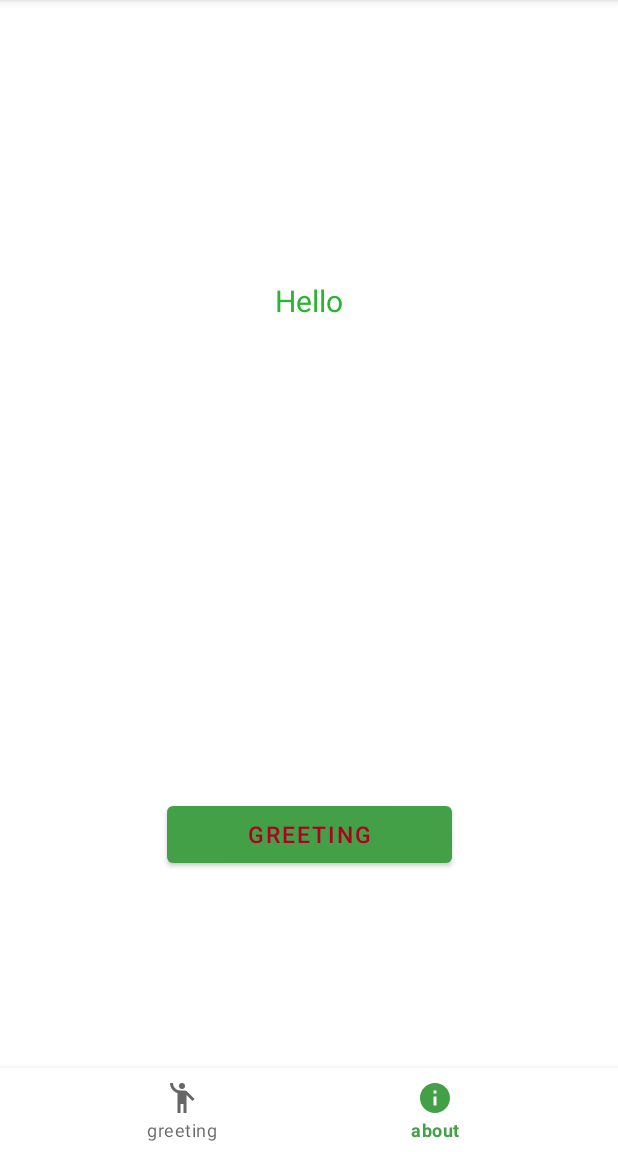
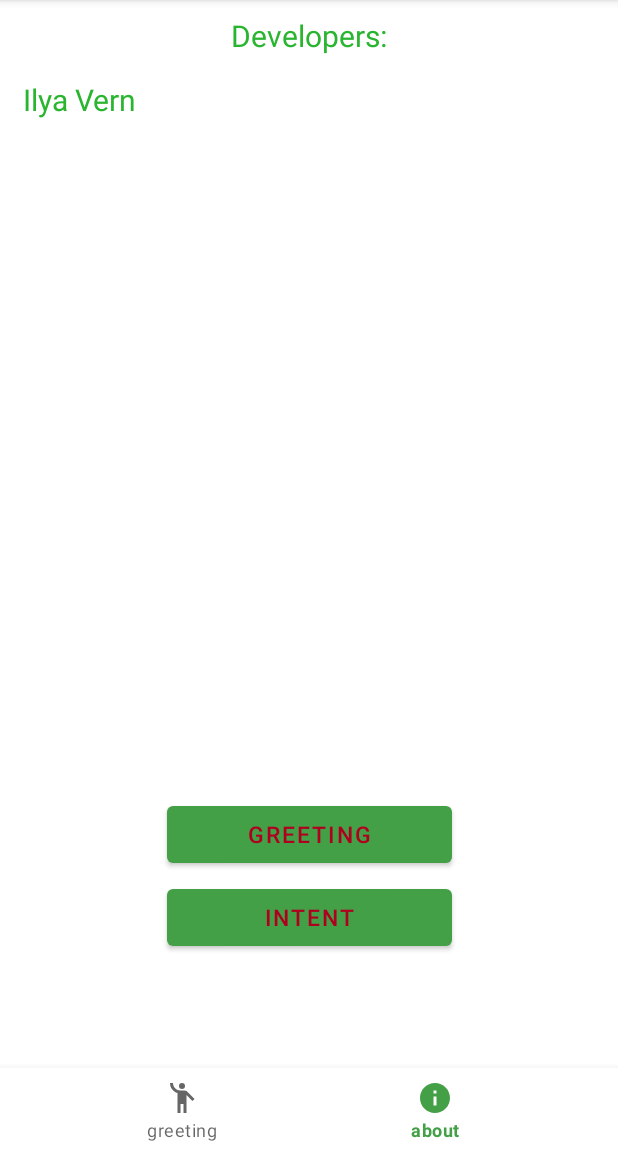
Before and after one commit to IlyaVern/FinalAttestation, an Android app: the screen it shows after launch (MainActivity), item 2 of the bottom bar chosen, on a phone screen of 412 x 824 dp, the part 84-1236 px from its top. Run offline under Robolectric (Android 15) with nearby library versions, the phone set to English and light mode, and no system bars.

Commit message:
“FinalAttestation”

```diff
--- /dev/null
+++ b/app/src/main/java/ilya/vern/myappvern/DevelopersAdapter.kt
@@ -0,0 +1,26 @@
+package ilya.vern.myappvern
+
+import android.content.Context
+import android.view.LayoutInflater
+import android.view.ViewGroup
+import androidx.recyclerview.widget.RecyclerView
+
+class DevelopersAdapter(private val developersNames: List<String>):
+    RecyclerView.Adapter<DevelopersViewHolder>() {
+
+    override fun onCreateViewHolder(parent: ViewGroup, viewType: Int): DevelopersViewHolder {
+        val itemView=LayoutInflater.from(parent.context)
+            .inflate(R.layout.developers_list_item,parent , false)
+        return DevelopersViewHolder(itemView)
+
+    }
+
+    override fun onBindViewHolder(holder: DevelopersViewHolder, position: Int) {
+        val name=developersNames[position]
+        holder.bind(name)
+    }
+
+    override fun getItemCount(): Int {
+        return developersNames.size
+    }
+}
--- /dev/null
+++ b/app/src/main/java/ilya/vern/myappvern/DevelopersFragment.kt
@@ -0,0 +1,41 @@
+package ilya.vern.myappvern
+
+import android.os.Bundle
+import androidx.fragment.app.Fragment
+import android.view.LayoutInflater
+import android.view.View
+import android.view.ViewGroup
+import android.widget.TextView
+import androidx.recyclerview.widget.LinearLayoutManager
+import androidx.recyclerview.widget.RecyclerView
+
+class DevelopersFragment : Fragment() {
+
+    lateinit var developersRecyclerView: RecyclerView
+    lateinit var developersTextView: TextView
+
+
+
+    override fun onCreateView(
+        inflater: LayoutInflater, container: ViewGroup?,
+        savedInstanceState: Bundle?
+    ): View? {
+
+
+        val view = inflater.inflate(R.layout.fragment_developers, container, false)
+        developersTextView = view.findViewById(R.id.developers_text_view)
+
+        val developersNames:List<String> = listOf("Ilya Vern")
+
+        developersRecyclerView = view.findViewById(R.id.developers_recycler_view)
+        developersRecyclerView.layoutManager =
+            LinearLayoutManager(context,LinearLayoutManager.VERTICAL, false)
+        developersRecyclerView.adapter = DevelopersAdapter(developersNames)
+
+
+        return view
+    }
+
+
+
+}
--- /dev/null
+++ b/app/src/main/java/ilya/vern/myappvern/DevelopersViewHolder.kt
@@ -0,0 +1,17 @@
+package ilya.vern.myappvern
+
+import android.view.View
+import android.widget.TextView
+import androidx.recyclerview.widget.RecyclerView
+
+class DevelopersViewHolder(itemView: View) :RecyclerView.ViewHolder(itemView) {
+
+    private val developersNameTextView: TextView =
+        itemView.findViewById(R.id.developers_name_text_view)
+
+    fun bind(name: String){
+        developersNameTextView.text = name
+
+    }
+
+}
--- a/app/src/main/java/ilya/vern/myappvern/MainActivity.kt
+++ b/app/src/main/java/ilya/vern/myappvern/MainActivity.kt
@@ -1,7 +1,10 @@
 package ilya.vern.myappvern
 
+import android.content.Intent
+import android.net.Uri
 import androidx.appcompat.app.AppCompatActivity
 import android.os.Bundle
+import android.os.PersistableBundle
 import android.util.Log
 import android.widget.Button
 import android.widget.TextView
@@ -9,11 +12,14 @@ import androidx.fragment.app.Fragment
 import com.google.android.material.bottomnavigation.BottomNavigationMenu
 import com.google.android.material.bottomnavigation.BottomNavigationView
 
+private const val LAST_SELECTED_ITEM = "item"
 
 class MainActivity : AppCompatActivity() {
 
     lateinit var greetingButton: Button
     lateinit var bottomNavigationMenu: BottomNavigationView
+    lateinit var intentButton: Button
+
 
 
     override fun onCreate(savedInstanceState: Bundle?) {
@@ -21,6 +27,13 @@ class MainActivity : AppCompatActivity() {
         setContentView(R.layout.activity_main)
         greetingButton = findViewById(R.id.greeting_button)
         bottomNavigationMenu = findViewById(R.id.bottom_navigation)
+        intentButton = findViewById(R.id.intent_button)
+
+        intentButton.setOnClickListener{
+            val link = Uri.parse("https://www.tyumen-city.ru/")
+            val intent = Intent(Intent.ACTION_VIEW,link)
+            startActivity(intent)
+        }
 
         bottomNavigationMenu.setOnNavigationItemSelectedListener { item->
             var fragment: Fragment? = null
@@ -29,13 +42,20 @@ class MainActivity : AppCompatActivity() {
                     fragment = GreetingFragment()
                 }
                 R.id.about -> {
-                    fragment = HelloFragment()
+                    fragment = DevelopersFragment()
                 }
             }
             replaceFragment(fragment!!)
 
             true
         }
+
+        bottomNavigationMenu.selectedItemId =
+            savedInstanceState?.getInt(LAST_SELECTED_ITEM) ?: R.id.greeting
+
+
+
+        val developersFragment = DevelopersFragment()
 
         val greetingFragment = GreetingFragment()
         val helloFragment = HelloFragment()
@@ -51,7 +71,6 @@ class MainActivity : AppCompatActivity() {
                     is GreetingFragment -> helloFragment
                     is HelloFragment -> greetingFragment
                     else -> greetingFragment
-
                 }
 
             supportFragmentManager
@@ -60,10 +79,17 @@ class MainActivity : AppCompatActivity() {
                 .commit()
         }
 
+    }
 
+    override fun onSaveInstanceState(outState: Bundle) {
+        super.onSaveInstanceState(outState)
+        outState.putInt(LAST_SELECTED_ITEM,bottomNavigationMenu.selectedItemId)
 
+        val currentFragment = supportFragmentManager.fragments.last()
+        supportFragmentManager.putFragment(
+            outState,currentFragment.javaClass.name,currentFragment)
+    }
 
-    }
     fun replaceFragment(fragment: Fragment){
         supportFragmentManager
             .beginTransaction()
--- a/app/src/main/res/layout/activity_main.xml
+++ b/app/src/main/res/layout/activity_main.xml
@@ -32,5 +32,16 @@
         app:layout_constraintStart_toStartOf="parent"
         app:layout_constraintTop_toBottomOf="@+id/greeting_container" />
 
+    <Button
+        android:id="@+id/intent_button"
+        style="@style/Theme.MyAppVern.Up_Button"
+        android:layout_width="190sp"
+        android:layout_height="50sp"
+        android:text="intent"
+        android:layout_margin="5dp"
+        app:layout_constraintEnd_toEndOf="parent"
+        app:layout_constraintStart_toStartOf="parent"
+        app:layout_constraintTop_toBottomOf="@+id/greeting_button" />
+
 
 </androidx.constraintlayout.widget.ConstraintLayout>
--- /dev/null
+++ b/app/src/main/res/layout/developers_list_item.xml
@@ -0,0 +1,14 @@
+<?xml version="1.0" encoding="utf-8"?>
+<LinearLayout xmlns:android="http://schemas.android.com/apk/res/android"
+    android:layout_width="match_parent"
+    android:layout_height="wrap_content">
+
+    <TextView
+        android:id="@+id/developers_name_text_view"
+        android:layout_margin="5dp"
+        android:text="Ilya"
+        android:layout_width="match_parent"
+        android:layout_height="wrap_content"/>
+
+
+</LinearLayout>
--- /dev/null
+++ b/app/src/main/res/layout/fragment_developers.xml
@@ -0,0 +1,29 @@
+<?xml version="1.0" encoding="utf-8"?>
+<androidx.constraintlayout.widget.ConstraintLayout xmlns:android="http://schemas.android.com/apk/res/android"
+    xmlns:app="http://schemas.android.com/apk/res-auto"
+    xmlns:tools="http://schemas.android.com/tools"
+    android:layout_width="match_parent"
+    android:layout_height="match_parent"
+    tools:context=".DevelopersFragment">
+
+
+    <TextView
+        android:id="@+id/developers_text_view"
+        android:layout_width="wrap_content"
+        android:layout_height="wrap_content"
+        android:layout_margin="10dp"
+        android:text="Developers:"
+        app:layout_constraintEnd_toEndOf="parent"
+        app:layout_constraintStart_toStartOf="parent"
+        app:layout_constraintTop_toTopOf="parent" />
+
+    <androidx.recyclerview.widget.RecyclerView
+        android:id="@+id/developers_recycler_view"
+        android:layout_margin="10dp"
+        android:layout_width="match_parent"
+        android:layout_height="wrap_content"
+        app:layout_constraintEnd_toEndOf="parent"
+        app:layout_constraintStart_toStartOf="parent"
+        app:layout_constraintTop_toBottomOf="@+id/developers_text_view" />
+
+</androidx.constraintlayout.widget.ConstraintLayout>
```
